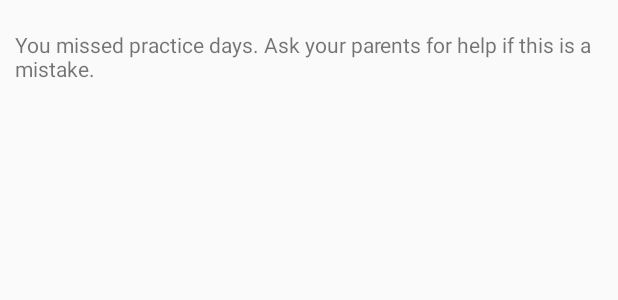
After one commit to dancwwong/ccglogger, an Android app: the layout missed_message.xml on its own in the app's theme, with its tools: preview values and no code run, on a phone screen of 412 x 824 dp. The commit adds this screen. Shown: the top 300 px of the screen. Run offline under Robolectric (Android 15) with nearby library versions, the phone set to English and light mode, and no system bars.

Commit message:
Added date logic and error messages.

```diff
--- /dev/null
+++ b/app/src/main/res/layout/missed_message.xml
@@ -0,0 +1,12 @@
+<?xml version="1.0" encoding="utf-8"?>
+<LinearLayout xmlns:android="http://schemas.android.com/apk/res/android"
+    android:orientation="vertical" android:layout_width="fill_parent"
+    android:layout_height="wrap_content" android:padding="10dip">
+
+    <TextView
+        android:id="@+id/textView2"
+        android:layout_width="fill_parent"
+        android:layout_height="wrap_content"
+        android:layout_marginTop="10dip"
+        android:text="You missed practice days. Ask your parents for help if this is a mistake." />
+</LinearLayout>
```
Also changed, not shown: app/src/main/java/com/kdwong/ccglogger/MainActivity.java (+27 -19 lines), app/src/main/java/com/kdwong/ccglogger/Student.java (+29 -2 lines), app/src/main/res/layout/activity_main.xml (+5 -4 lines), 2 other files.
